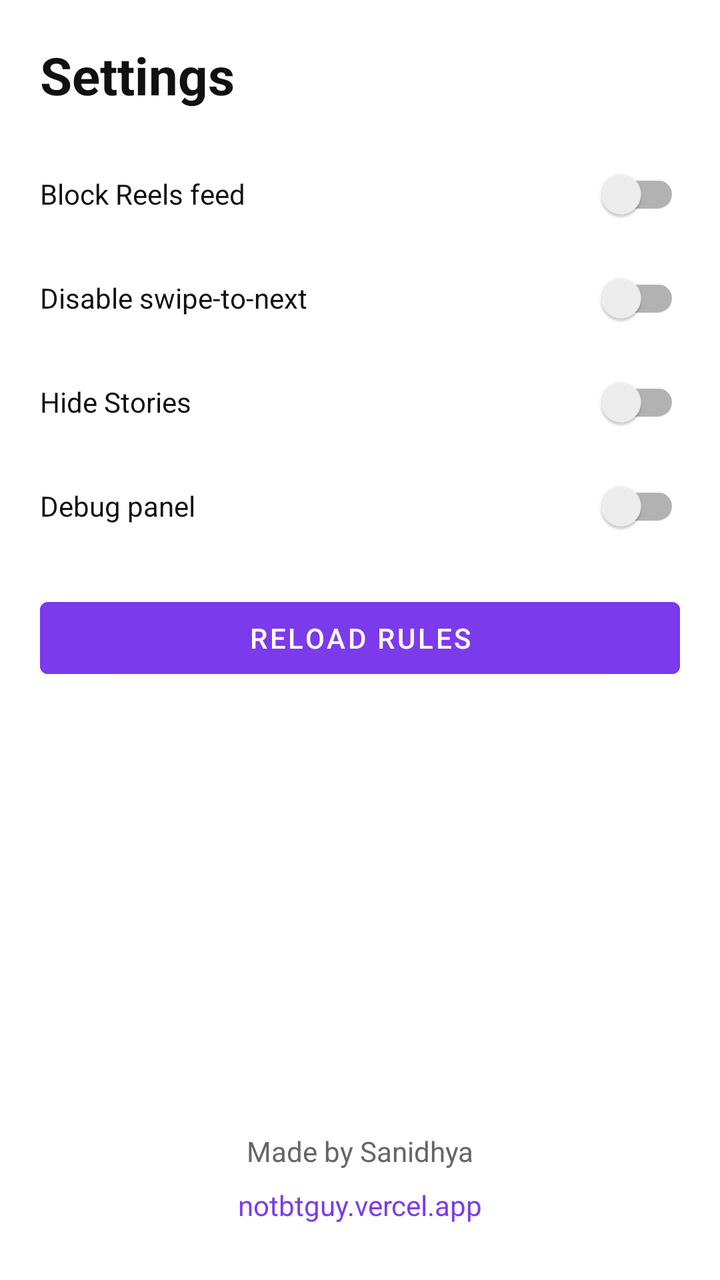
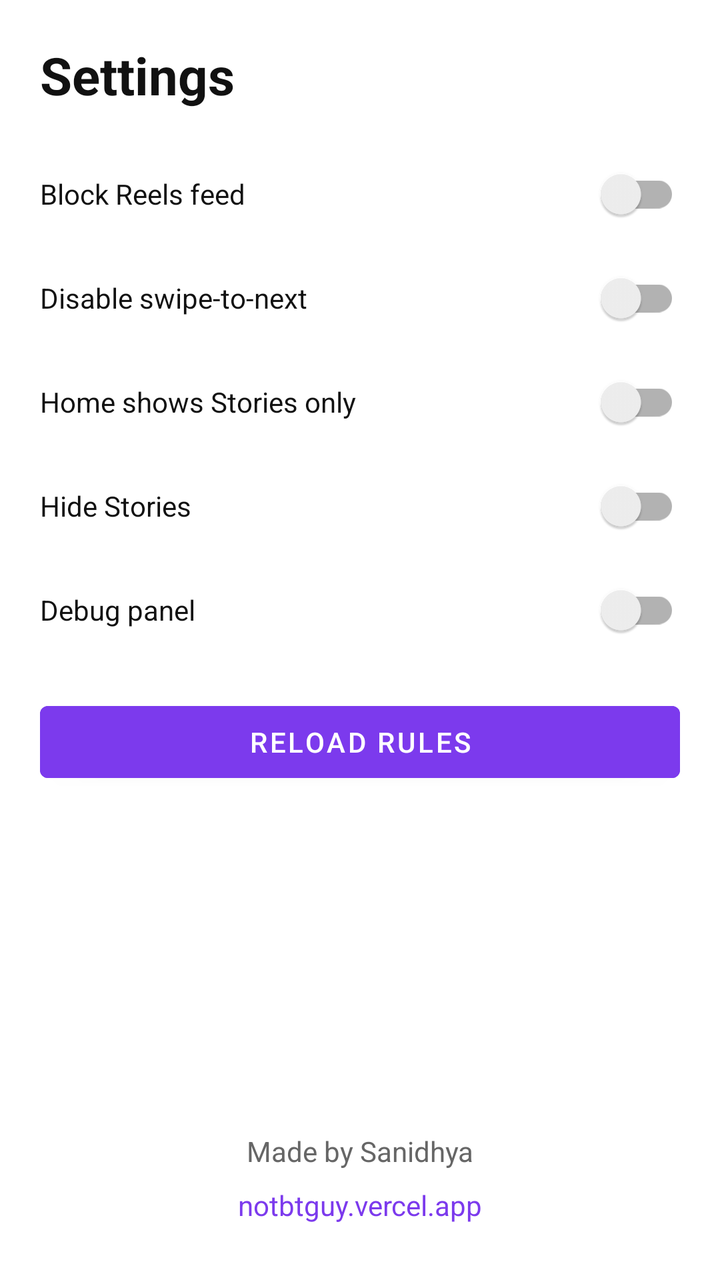

Two renders of the same Android screen: before a commit and after it. Below are the layout's source before the change and the commit's diff.
<!-- AndroidManifest.xml: activity theme Theme.Bestie -->
<!-- res/layout/activity_settings.xml -->
<?xml version="1.0" encoding="utf-8"?>
<ScrollView xmlns:android="http://schemas.android.com/apk/res/android"
    android:layout_width="match_parent"
    android:layout_height="match_parent"
    android:background="@color/bg"
    android:fillViewport="true">

    <LinearLayout
        android:layout_width="match_parent"
        android:layout_height="wrap_content"
        android:orientation="vertical"
        android:padding="20dp">

        <TextView
            android:layout_width="wrap_content"
            android:layout_height="wrap_content"
            android:layout_marginBottom="16dp"
            android:text="@string/settings_title"
            android:textColor="@color/text_primary"
            android:textSize="26sp"
            android:textStyle="bold" />

        <androidx.appcompat.widget.SwitchCompat
            android:id="@+id/switchBlockReels"
            android:layout_width="match_parent"
            android:layout_height="wrap_content"
            android:minHeight="52dp"
            android:text="@string/setting_block_reels"
            android:textColor="@color/text_primary" />

        <androidx.appcompat.widget.SwitchCompat
            android:id="@+id/switchDisableSwipe"
            android:layout_width="match_parent"
            android:layout_height="wrap_content"
            android:minHeight="52dp"
            android:text="@string/setting_disable_swipe"
            android:textColor="@color/text_primary" />

        <androidx.appcompat.widget.SwitchCompat
            android:id="@+id/switchHideStories"
            android:layout_width="match_parent"
            android:layout_height="wrap_content"
            android:minHeight="52dp"
            android:text="@string/setting_hide_stories"
            android:textColor="@color/text_primary" />

        <androidx.appcompat.widget.SwitchCompat
            android:id="@+id/switchDebug"
            android:layout_width="match_parent"
            android:layout_height="wrap_content"
            android:minHeight="52dp"
            android:text="@string/setting_debug"
            android:textColor="@color/text_primary" />

        <TextView
            android:id="@+id/debugInfo"
            android:layout_width="match_parent"
            android:layout_height="wrap_content"
            android:layout_marginTop="8dp"
            android:fontFamily="monospace"
            android:textColor="@color/text_secondary"
            android:textSize="12sp"
            android:visibility="gone" />

        <Button
            android:id="@+id/reloadRules"
            android:layout_width="match_parent"
            android:layout_height="wrap_content"
            android:layout_marginTop="16dp"
            android:backgroundTint="@color/bestie_purple"
            android:text="@string/reload_rules"
            android:textColor="#FFFFFF" />

        <Space
            android:layout_width="match_parent"
            android:layout_height="0dp"
            android:layout_weight="1" />

        <TextView
            android:id="@+id/versionLabel"
            android:layout_width="match_parent"
            android:layout_height="wrap_content"
            android:layout_marginTop="32dp"
            android:gravity="center"
            android:textColor="@color/text_secondary"
            android:textSize="13sp" />

        <TextView
            android:layout_width="match_parent"
            android:layout_height="wrap_content"
            android:layout_marginTop="8dp"
            android:gravity="center"
            android:text="@string/made_by"
            android:textColor="@color/text_secondary"
            android:textSize="14sp" />

        <TextView
            android:id="@+id/madeByLink"
            android:layout_width="match_parent"
            android:layout_height="wrap_content"
            android:gravity="center"
            android:padding="8dp"
            android:text="@string/made_by_link"
            android:textColor="@color/bestie_purple"
            android:textSize="14sp" />
    </LinearLayout>
</ScrollView>
<!-- resources referenced by this layout -->
<resources>
  <color name="bestie_purple">#7C3AED</color>
  <color name="bg">#FFFFFF</color>
  <color name="text_primary">#111111</color>
  <color name="text_secondary">#666666</color>
  <string name="made_by">Made by Sanidhya</string>
  <string name="made_by_link">notbtguy.vercel.app</string>
  <string name="reload_rules">Reload rules</string>
  <string name="setting_block_reels">Block Reels feed</string>
  <string name="setting_debug">Debug panel</string>
  <string name="setting_disable_swipe">Disable swipe-to-next</string>
  <string name="setting_hide_stories">Hide Stories</string>
  <string name="settings_title">Settings</string>
  <style name="Theme.Bestie" parent="Theme.MaterialComponents.DayNight.NoActionBar">
          <item name="colorPrimary">@color/bestie_purple</item>
          <item name="colorPrimaryDark">@color/bestie_purple_dark</item>
          <item name="colorSecondary">@color/bestie_purple</item>
          <item name="android:windowBackground">@color/bg</item>
          <item name="android:statusBarColor">@color/bar_bg</item>
          <item name="android:navigationBarColor">@color/bar_bg</item>
          <item name="android:windowLightStatusBar" tools:targetApi="m">true</item>
      </style>
  <color name="bestie_purple_dark">#5B21B6</color>
  <color name="bar_bg">#F7F7F7</color>
</resources>

<!-- the commit's change to res/layout/activity_settings.xml (unified diff, before → after) -->
@@ -34,6 +34,14 @@
             android:layout_height="wrap_content"
             android:minHeight="52dp"
             android:text="@string/setting_disable_swipe"
+            android:textColor="@color/text_primary" />
+
+        <androidx.appcompat.widget.SwitchCompat
+            android:id="@+id/switchStoriesOnlyHome"
+            android:layout_width="match_parent"
+            android:layout_height="wrap_content"
+            android:minHeight="52dp"
+            android:text="@string/setting_stories_only_home"
             android:textColor="@color/text_primary" />
 
         <androidx.appcompat.widget.SwitchCompat
<!-- resource entries referenced after the edit -->
@@ -11,6 +11,7 @@
   <string name="setting_debug">Debug panel</string>
   <string name="setting_disable_swipe">Disable swipe-to-next</string>
   <string name="setting_hide_stories">Hide Stories</string>
+  <string name="setting_stories_only_home">Home shows Stories only</string>
   <string name="settings_title">Settings</string>
   <style name="Theme.Bestie" parent="Theme.MaterialComponents.DayNight.NoActionBar">
           <item name="colorPrimary">@color/bestie_purple</item>
